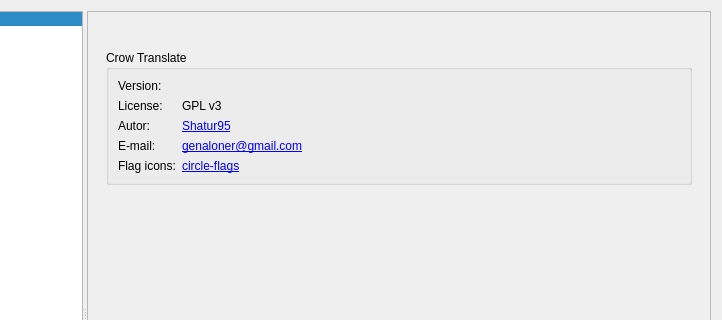
The window that src/settings/settingsdialog.ui (crow-translate/crow-translate) describes before a commit, drawn with Qt 5; both pictures show x 128 to 850 and y 0 to 320 of the 850 by 660 pixel window.
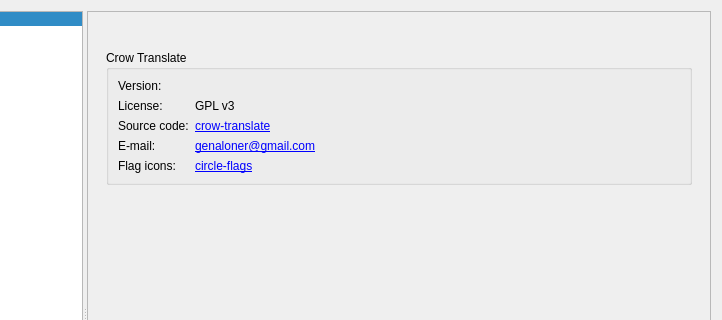
The same window after the commit. The open tabs and pages were chosen to show the change. Icons and pictures are not drawn. Custom widgets are drawn as their Qt base class.

Commit message: Update info page, references #337

```diff
--- a/src/settings/settingsdialog.ui
+++ b/src/settings/settingsdialog.ui
@@ -1550,14 +1550,14 @@
                <item row="2" column="0">
                 <widget class="QLabel" name="autorTitleLabel">
                  <property name="text">
-                  <string>Autor:</string>
+                  <string>Source code:</string>
                  </property>
                 </widget>
                </item>
                <item row="2" column="1">
                 <widget class="QLabel" name="autorLabel">
                  <property name="text">
-                  <string notr="true">&lt;html&gt;&lt;head/&gt;&lt;body&gt;&lt;p&gt;&lt;a href=&quot;https://github.com/Shatur95&quot;&gt;Shatur95&lt;/a&gt;&lt;/p&gt;&lt;/body&gt;&lt;/html&gt;</string>
+                  <string notr="true">&lt;html&gt;&lt;head/&gt;&lt;body&gt;&lt;p&gt;&lt;a href=&quot;https://github.com/crow-translate/crow-translate&quot;&gt;crow-translate&lt;/a&gt;&lt;/p&gt;&lt;/body&gt;&lt;/html&gt;</string>
                  </property>
                  <property name="openExternalLinks">
                   <bool>true</bool>
```
The commit also changes 1 other file.
